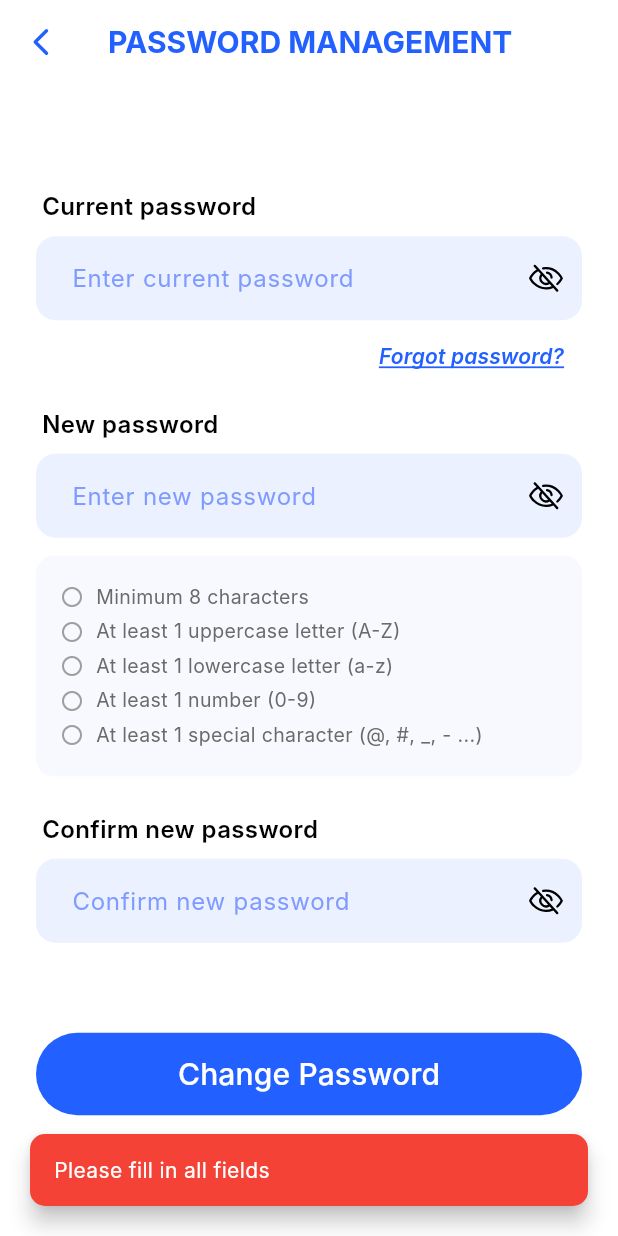
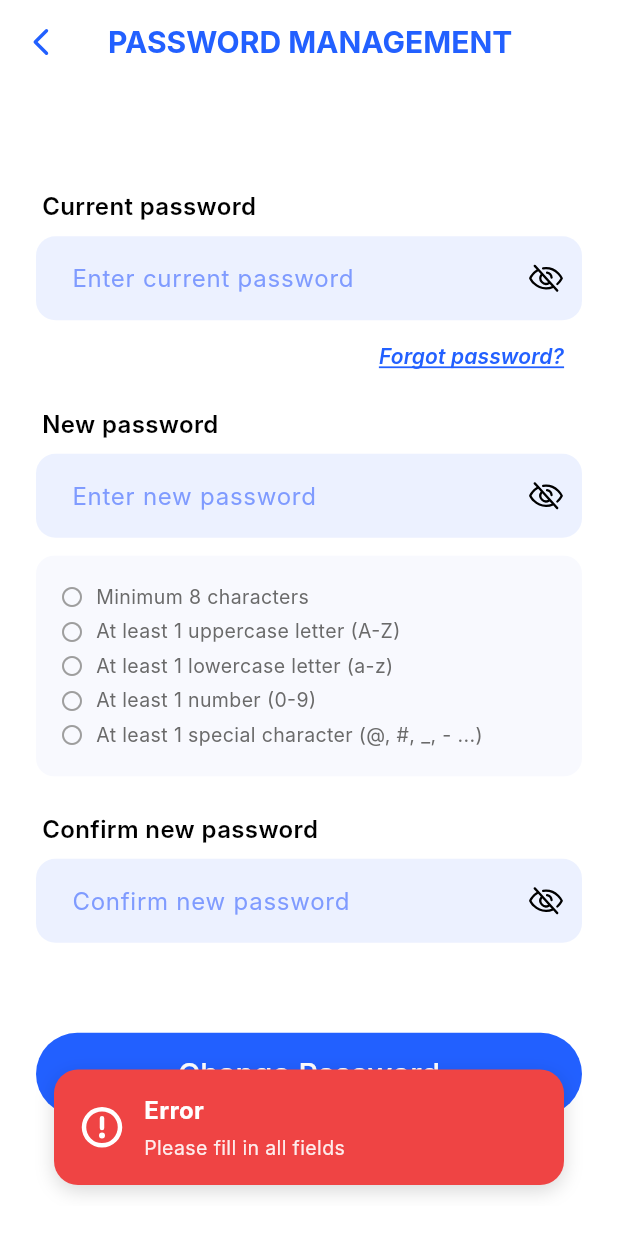
Before and after one commit to mailiemtruc/officesync, a Flutter app: the ChangePasswordPage screen opened directly, after a tap on "Change Password", on a phone screen of 412 x 824 dp. Run offline on Flutter 3.47's test engine with Material 3 defaults, Android fonts, the phone set to English and light mode, and no system bars; our stand-ins replace dio, flutter_secure_storage, image_picker, phosphor_flutter; accounts and stored records are empty; Roboto replaces fonts that are missing (Inter).

Commit message:
Update change password

```diff
--- a/client-mobile/lib/features/hr_service/presentation/pages/change_password_page.dart
+++ b/client-mobile/lib/features/hr_service/presentation/pages/change_password_page.dart
@@ -1,10 +1,13 @@
 import 'package:flutter/material.dart';
 import 'package:phosphor_flutter/phosphor_flutter.dart';
 
-// Import Config & Widgets
+// Import các file core
 import '../../../../core/config/app_colors.dart';
 import '../../../../core/widgets/custom_button.dart';
 import '../../../../core/widgets/custom_text_field.dart';
+// 1. IMPORT API CLIENT VÀ CUSTOM SNACKBAR
+import '../../../../core/api/api_client.dart';
+import '../../../../core/utils/custom_snackbar.dart';
 
 class ChangePasswordPage extends StatefulWidget {
   const ChangePasswordPage({super.key});
@@ -14,15 +17,16 @@ class ChangePasswordPage extends StatefulWidget {
 }
 
 class _ChangePasswordPageState extends State<ChangePasswordPage> {
-  // Controller
   final _currentPassController = TextEditingController();
   final _newPassController = TextEditingController();
   final _confirmPassController = TextEditingController();
 
-  // Biến trạng thái ẩn/hiện mật khẩu
   bool _obscureCurrent = true;
   bool _obscureNew = true;
   bool _obscureConfirm = true;
+
+  // 2. THÊM BIẾN TRẠNG THÁI LOADING
+  bool _isLoading = false;
 
   @override
   void dispose() {
@@ -32,14 +36,12 @@ class _ChangePasswordPageState extends State<ChangePasswordPage> {
     super.dispose();
   }
 
-  // --- HÀM KIỂM TRA ĐỘ MẠNH MẬT KHẨU (Trả về true nếu OK) ---
   bool _checkPasswordComplexity(String password) {
     bool hasMinLength = password.length >= 8;
     bool hasUppercase = password.contains(RegExp(r'[A-Z]'));
     bool hasLowercase = password.contains(RegExp(r'[a-z]'));
     bool hasDigit = password.contains(RegExp(r'[0-9]'));
     bool hasSpecialChar = password.contains(RegExp(r'[!@#$%^&*(),.?":{}|<>]'));
-
     return hasMinLength &&
         hasUppercase &&
         hasLowercase &&
@@ -47,75 +49,110 @@ class _ChangePasswordPageState extends State<ChangePasswordPage> {
         hasSpecialChar;
   }
 
-  // --- HÀM HIỂN THỊ THÔNG BÁO (SnackBar) ---
-  void _showMessage(String message, {bool isError = false}) {
-    ScaffoldMessenger.of(context).showSnackBar(
-      SnackBar(
-        content: Text(
-          message,
-          style: const TextStyle(color: Colors.white, fontFamily: 'Inter'),
-        ),
-        backgroundColor: isError
-            ? Colors.red
-            : Colors.green, // Đỏ nếu lỗi, Xanh nếu đúng
-        behavior: SnackBarBehavior.floating,
-        shape: RoundedRectangleBorder(borderRadius: BorderRadius.circular(10)),
-        margin: const EdgeInsets.all(20),
-      ),
-    );
-  }
+  // 3. CẬP NHẬT HÀM XỬ LÝ GỌI API
+  Future<void> _handleChangePassword() async {
+    // Ẩn bàn phím để giao diện thoáng
+    FocusScope.of(context).unfocus();
 
-  // --- HÀM XỬ LÝ KHI BẤM NÚT CHANGE PASSWORD ---
-  void _handleChangePassword() {
     String current = _currentPassController.text.trim();
     String newPass = _newPassController.text.trim();
     String confirm = _confirmPassController.text.trim();
 
-    // 1. Kiểm tra rỗng
+    // --- Validation Client-side ---
     if (current.isEmpty || newPass.isEmpty || confirm.isEmpty) {
-      _showMessage("Please fill in all fields", isError: true);
-      return;
-    }
-
-    // 2. Kiểm tra quy tắc mật khẩu mới
-    if (!_checkPasswordComplexity(newPass)) {
-      _showMessage("New password does not meet requirements", isError: true);
-      return;
-    }
-
-    // 3. Kiểm tra xác nhận mật khẩu
-    if (newPass != confirm) {
-      _showMessage("Confirm password does not match", isError: true);
-      return;
-    }
-
-    // 4. Kiểm tra trùng mật khẩu cũ (Optional)
-    if (current == newPass) {
-      _showMessage(
-        "New password must be different from current password",
+      CustomSnackBar.show(
+        context,
+        title: 'Error',
+        message: "Please fill in all fields",
         isError: true,
       );
       return;
     }
 
-    // 5. TODO: Gọi API đổi mật khẩu ở đây
-    // Giả lập thành công
-    _showMessage("Password changed successfully!", isError: false);
+    if (!_checkPasswordComplexity(newPass)) {
+      CustomSnackBar.show(
+        context,
+        title: 'Weak Password',
+        message: "New password does not meet requirements",
+        isError: true,
+      );
+      return;
+    }
 
-    // Đợi 1 giây rồi quay lại màn hình trước
-    Future.delayed(const Duration(seconds: 1), () {
+    if (newPass != confirm) {
+      CustomSnackBar.show(
+        context,
+        title: 'Mismatch',
+        message: "Confirm password does not match",
+        isError: true,
+      );
+      return;
+    }
+
+    // Kiểm tra sơ bộ ở client (Backend cũng sẽ check lại)
+    if (current == newPass) {
+      CustomSnackBar.show(
+        context,
+        title: 'Error',
+        message: "New password must be different from current password",
+        isError: true,
+      );
+      return;
+    }
+
+    // --- Gọi API ---
+    setState(() => _isLoading = true); // Bắt đầu loading
+
+    try {
+      final apiClient = ApiClient();
+
+      // Endpoint này đã được định nghĩa trong Backend AuthController
+      // Dữ liệu gửi đi khớp với ChangePasswordRequest DTO
+      await apiClient.post(
+        '/auth/change-password',
+        data: {"currentPassword": current, "newPassword": newPass},
+      );
+
+      if (!mounted) return;
+
+      // Thành công
+      CustomSnackBar.show(
+        context,
+        title: 'Success',
+        message: "Password changed successfully! Please login again if needed.",
+      );
+
+      // Đợi một chút rồi đóng màn hình
+      Future.delayed(const Duration(milliseconds: 1500), () {
         if (mounted) Navigator.pop(context);
       });
+    } catch (e) {
+      // Lỗi từ Server (VD: Sai mật khẩu cũ, Trùng lịch sử 3 lần gần nhất...)
+      // ApiClient đã xử lý message, ta chỉ việc hiện lên
+      if (!mounted) return;
+      // Loại bỏ chữ "Exception: " nếu có để thông báo đẹp hơn
+      String errorMsg = e.toString().replaceAll("Exception: ", "");
+      CustomSnackBar.show(
+        context,
+        title: 'Failed',
+        message: errorMsg,
+        isError: true,
+      );
+    } finally {
+      if (mounted) {
+        setState(() => _isLoading = false); // Kết thúc loading
+      }
+    }
   }
 
   @override
   Widget build(BuildContext context) {
     return Scaffold(
       backgroundColor: Colors.white,
+      // ... (Phần AppBar giữ nguyên) ...
       appBar: AppBar(
         backgroundColor: Colors.white,
         elevation: 0,
-        scrolledUnderElevation: 0,
         centerTitle: true,
         leading: IconButton(
           icon: Icon(
@@ -139,8 +176,16 @@ class _ChangePasswordPageState extends State<ChangePasswordPage> {
         child: Center(
           child: ConstrainedBox(
             constraints: const BoxConstraints(maxWidth: 600),
-            child: SingleChildScrollView(
-              padding: const EdgeInsets.symmetric(horizontal: 24, vertical: 20),
+            // Thêm AbsorbPointer để chặn thao tác khi đang loading
+            child: AbsorbPointer(
+              absorbing: _isLoading,
+              child: Stack(
+                children: [
+                  SingleChildScrollView(
+                    padding: const EdgeInsets.symmetric(
+                      horizontal: 24,
+                      vertical: 20,
+                    ),
                     child: Column(
                       crossAxisAlignment: CrossAxisAlignment.start,
                       children: [
@@ -159,18 +204,18 @@ class _ChangePasswordPageState extends State<ChangePasswordPage> {
                                   : PhosphorIcons.eye(),
                               color: Colors.black,
                             ),
-                      onPressed: () {
-                        setState(() => _obscureCurrent = !_obscureCurrent);
-                      },
+                            onPressed: () => setState(
+                              () => _obscureCurrent = !_obscureCurrent,
+                            ),
                           ),
                         ),
 
-                  // Forgot Password Link
+                        // Forgot Password Link (Giữ nguyên)
                         Align(
                           alignment: Alignment.centerRight,
                           child: TextButton(
                             onPressed: () {
-                        // TODO: Navigate to Forgot Password
+                              /* Navigate logic */
                             },
                             child: const Text(
                               'Forgot password?',
@@ -178,7 +223,6 @@ class _ChangePasswordPageState extends State<ChangePasswordPage> {
                                 color: AppColors.primary,
                                 fontStyle: FontStyle.italic,
                                 decoration: TextDecoration.underline,
-                          // --- SỬA LỖI: Thêm màu gạch chân ---
                                 decorationColor: AppColors.primary,
                                 fontWeight: FontWeight.w600,
                               ),
@@ -201,15 +245,16 @@ class _ChangePasswordPageState extends State<ChangePasswordPage> {
                                   : PhosphorIcons.eye(),
                               color: Colors.black,
                             ),
-                      onPressed: () {
-                        setState(() => _obscureNew = !_obscureNew);
-                      },
+                            onPressed: () =>
+                                setState(() => _obscureNew = !_obscureNew),
                           ),
-                    // Lắng nghe thay đổi để update bảng rule bên dưới
                           onTap: () => setState(() {}),
-                    // Dùng onChanged để khi gõ phím cũng update luôn
+                          // Thêm onChanged để cập nhật realtime bảng rules
+                          // (Lưu ý: CustomTextField của bạn cần hỗ trợ onChanged,
+                          // nếu chưa có thì dùng ValueListenableBuilder như cũ là ổn)
                         ),
-                  // Cần rebuild khi gõ để update các dấu tích xanh
+
+                        // Bảng Rule (Giữ nguyên logic cũ)
                         ValueListenableBuilder(
                           valueListenable: _newPassController,
                           builder: (context, TextEditingValue value, __) {
@@ -237,21 +282,31 @@ class _ChangePasswordPageState extends State<ChangePasswordPage> {
                                   : PhosphorIcons.eye(),
                               color: Colors.black,
                             ),
-                      onPressed: () {
-                        setState(() => _obscureConfirm = !_obscureConfirm);
-                      },
+                            onPressed: () => setState(
+                              () => _obscureConfirm = !_obscureConfirm,
+                            ),
                           ),
                         ),
 
                         const SizedBox(height: 60),
 
                         // 4. Button Change Password
-                  CustomButton(
+                        // Hiển thị Loading hoặc Nút bấm
+                        _isLoading
+                            ? const Center(
+                                child: CircularProgressIndicator(
+                                  color: AppColors.primary,
+                                ),
+                              )
+                            : CustomButton(
                                 text: 'Change Password',
-                    onPressed: _handleChangePassword, // Gọi hàm xử lý logic
+                                onPressed: _handleChangePassword,
                               ),
 
                         const SizedBox(height: 20),
+                      ],
+                    ),
+                  ),
                 ],
               ),
             ),
@@ -261,6 +316,7 @@ class _ChangePasswordPageState extends State<ChangePasswordPage> {
     );
   }
 
+  // ... (Giữ nguyên các hàm _buildLabel, _buildPasswordRules, _buildRuleItem) ...
   Widget _buildLabel(String label) {
     return Padding(
       padding: const EdgeInsets.only(bottom: 8, left: 4),
@@ -276,8 +332,8 @@ class _ChangePasswordPageState extends State<ChangePasswordPage> {
     );
   }
 
-  // Widget hiển thị danh sách quy tắc mật khẩu
   Widget _buildPasswordRules(String password) {
+    // ... Logic cũ giữ nguyên ...
     bool hasMinLength = password.length >= 8;
     bool hasUppercase = password.contains(RegExp(r'[A-Z]'));
     bool hasLowercase = password.contains(RegExp(r'[a-z]'));
@@ -287,7 +343,7 @@ class _ChangePasswordPageState extends State<ChangePasswordPage> {
     return Container(
       padding: const EdgeInsets.all(16),
       decoration: BoxDecoration(
-        color: const Color(0xFFF8F9FE), // Nền xanh nhạt
+        color: const Color(0xFFF8F9FE),
         borderRadius: BorderRadius.circular(12),
       ),
       child: Column(
@@ -314,7 +370,7 @@ class _ChangePasswordPageState extends State<ChangePasswordPage> {
           Icon(
             isValid ? Icons.check_circle : Icons.circle_outlined,
             size: 16,
-            color: isValid ? Colors.green : Colors.grey, // Xanh lá nếu đúng
+            color: isValid ? Colors.green : Colors.grey,
           ),
           const SizedBox(width: 8),
           Expanded(
@@ -324,7 +380,6 @@ class _ChangePasswordPageState extends State<ChangePasswordPage> {
                 fontSize: 13,
                 fontFamily: 'Inter',
                 color: isValid ? Colors.black : const Color(0xFF6A6A6A),
-                decoration: isValid ? TextDecoration.none : TextDecoration.none,
               ),
             ),
           ),
```
Also changed, not shown: server-backend/storage_service/img/7605d3b2-eb9d-4164-a088-693a55756a51_scaled_33.jpg (added). Lines whose indentation alone changed are shown as unchanged.
